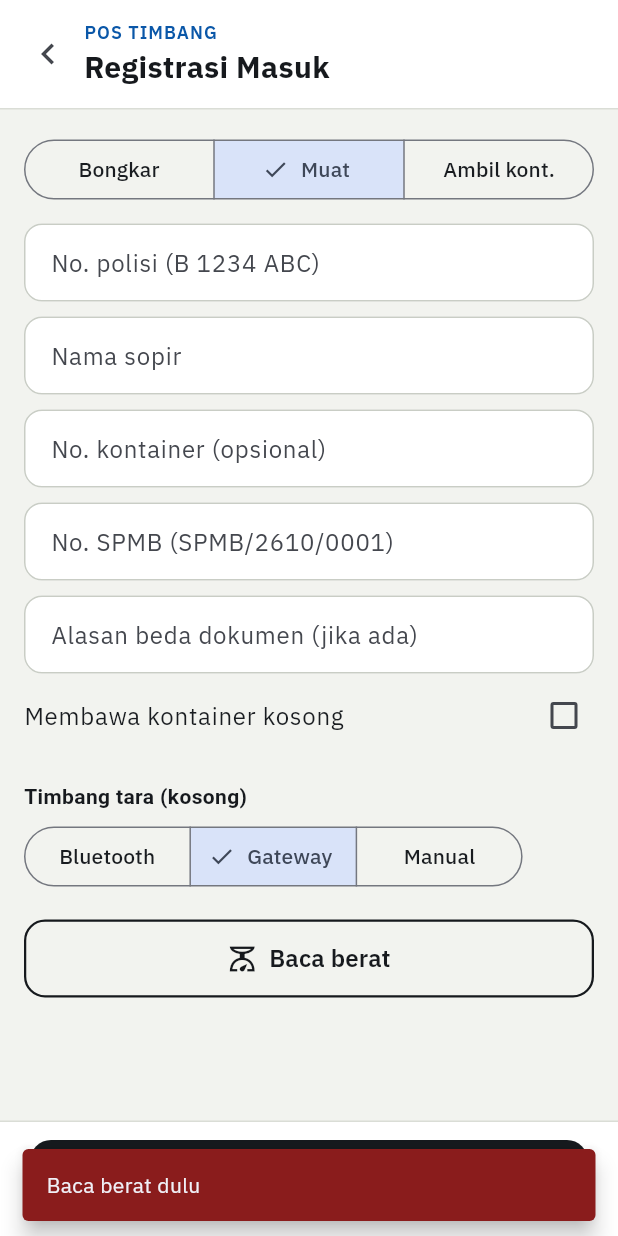
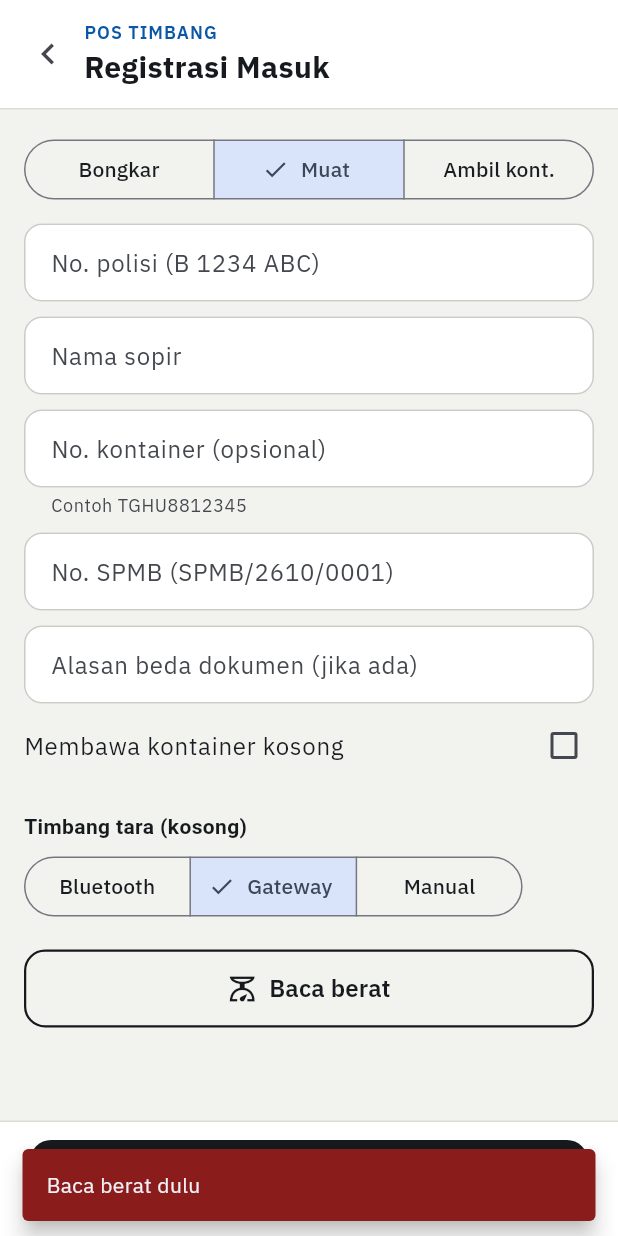
Before and after one commit to yohanesefendy74/atm, a Flutter app: the MasukScreen screen opened directly with empty values, after a tap on "Muat", after a tap on "Simpan & terbitkan tiket", on a phone screen of 412 x 824 dp. Run offline on Flutter 3.47's test engine with Material 3 defaults, Android fonts, the phone set to English and light mode, and no system bars; our stand-ins replace flutter_blue_plus, pdf, permission_handler, printing, shared_preferences; missing offline and left inert: mobile_scanner, print_bluetooth_thermal; accounts and stored records are empty; network calls fail.

Commit message:
Pos timbang: kontainer wajib untuk Bongkar; Ambil Kontainer pilih kontainer kosong dari yard
Co-Authored-By: Claude Opus 5.5 <noreply@anthropic.com>
Claude-Session: https://claude.ai/code/session_018v7vQh7b3r2WGZ1ti3hRct

```diff
--- a/app/lib/screens/pos_timbang.dart
+++ b/app/lib/screens/pos_timbang.dart
@@ -317,9 +317,28 @@ class _MasukScreenState extends State<MasukScreen> {
   final _plan = TextEditingController();
   final _alasan = TextEditingController();
   bool _kontBawaan = false;
+  List<Map<String, dynamic>> _yard = [];
+  String? _yardPilih; // kontainer kosong yang dipilih dari yard (Ambil Kontainer)
   Berat? _berat;
   bool _busy = false;
   String? _taraInfo;
+
+  @override
+  void initState() {
+    super.initState();
+    _loadYard();
+  }
+
+  Future<void> _loadYard() async {
+    try {
+      final r = await Api.get('/api/yard', {'whs': widget.whs}) as List;
+      if (mounted) {
+        setState(() => _yard = r.map((e) => Map<String, dynamic>.from(e as Map)).where((y) => y['kondisi'] == 'Kosong').toList());
+      }
+    } catch (_) {}
+  }
+
+  String? get _noKontainer => _kep == 'AmbilKontainer' ? _yardPilih : (_cont.text.trim().isEmpty ? null : _cont.text.trim().toUpperCase().replaceAll(' ', '').replaceAll('-', ''));
 
   Future<void> _cekTara() async {
     try {
@@ -330,6 +349,8 @@ class _MasukScreenState extends State<MasukScreen> {
   }
 
   Future<void> _kirim() async {
+    if (_kep == 'Bongkar' && _noKontainer == null) return showError(context, 'No. kontainer wajib diisi untuk Bongkar');
+    if (_kep == 'AmbilKontainer' && _yardPilih == null) return showError(context, 'Pilih kontainer kosong dari yard');
     if (_berat == null) return showError(context, 'Baca berat dulu');
     setState(() => _busy = true);
     try {
@@ -342,9 +363,9 @@ class _MasukScreenState extends State<MasukScreen> {
           'planNo': _kep == 'AmbilKontainer' ? null : _plan.text.trim(),
           'noPolisi': _plat.text,
           'sopir': _sopir.text,
-          'containerNo': _cont.text.trim().isEmpty ? null : _cont.text.trim(),
+          'containerNo': _noKontainer,
           'alasanBedaPlan': _alasan.text.trim().isEmpty ? null : _alasan.text.trim(),
-          'kontainerBawaan': _kontBawaan,
+          'kontainerBawaan': _kep == 'Muat' && _kontBawaan,
           'timbang': _berat!.toJson(),
         },
         butuhKode: _berat!.sumber == 'MANUAL',
@@ -358,6 +379,33 @@ class _MasukScreenState extends State<MasukScreen> {
     } finally {
       if (mounted) setState(() => _busy = false);
     }
+  }
+
+  /// Kontainer kosong di yard gudang ini: cari lalu pilih (tidak bisa ketik bebas).
+  Widget _yardField() {
+    if (_yard.isEmpty) return const Hint('Tidak ada kontainer kosong di yard gudang ini', color: C.outbound);
+    String label(Map<String, dynamic> y) => '${y['containerNo']} · ${y['posisi'] ?? ''}${y['dialokasikan'] != null ? ' · ${y['dialokasikan']}' : ''}';
+    return Autocomplete<Map<String, dynamic>>(
+      displayStringForOption: label,
+      optionsBuilder: (v) {
+        final q = v.text.trim().toUpperCase();
+        return _yard.where((y) => q.isEmpty || label(y).toUpperCase().contains(q));
+      },
+      onSelected: (y) => setState(() => _yardPilih = y['containerNo'].toString()),
+      fieldViewBuilder: (context, ctrl, focus, onSubmit) => TextField(
+        controller: ctrl,
+        focusNode: focus,
+        textCapitalization: TextCapitalization.characters,
+        decoration: InputDecoration(
+          labelText: 'Kontainer kosong di yard (wajib)',
+          helperText: _yardPilih == null ? 'Ketik untuk mencari, lalu pilih dari daftar' : 'Dipilih: $_yardPilih',
+          suffixIcon: const Icon(Icons.arrow_drop_down),
+        ),
+        onChanged: (_) {
+          if (_yardPilih != null) setState(() => _yardPilih = null);
+        },
+      ),
+    );
   }
 
   @override
@@ -375,6 +423,8 @@ class _MasukScreenState extends State<MasukScreen> {
               onSelectionChanged: (s) => setState(() {
                 _kep = s.first;
                 _berat = null;
+                _yardPilih = null;
+                _kontBawaan = false;
               }),
             ),
             const SizedBox(height: 12),
@@ -383,14 +433,21 @@ class _MasukScreenState extends State<MasukScreen> {
             const SizedBox(height: 10),
             TextField(controller: _sopir, textCapitalization: TextCapitalization.words, decoration: const InputDecoration(labelText: 'Nama sopir')),
             const SizedBox(height: 10),
-            TextField(controller: _cont, textCapitalization: TextCapitalization.characters, decoration: const InputDecoration(labelText: 'No. kontainer (opsional)')),
+            if (_kep == 'AmbilKontainer')
+              _yardField()
+            else
+              TextField(
+                controller: _cont,
+                textCapitalization: TextCapitalization.characters,
+                decoration: InputDecoration(labelText: _kep == 'Bongkar' ? 'No. kontainer (wajib)' : 'No. kontainer (opsional)', helperText: 'Contoh TGHU8812345'),
+              ),
             if (_kep != 'AmbilKontainer') ...[
               const SizedBox(height: 10),
               TextField(controller: _plan, textCapitalization: TextCapitalization.characters, decoration: InputDecoration(labelText: _kep == 'Bongkar' ? 'No. SPBB (SPBB/2610/0001)' : 'No. SPMB (SPMB/2610/0001)')),
               const SizedBox(height: 10),
               TextField(controller: _alasan, decoration: const InputDecoration(labelText: 'Alasan beda dokumen (jika ada)')),
             ],
-            if (!masukBruto) CheckboxListTile(contentPadding: EdgeInsets.zero, value: _kontBawaan, onChanged: (v) => setState(() => _kontBawaan = v ?? false), title: const Text('Membawa kontainer kosong')),
+            if (_kep == 'Muat') CheckboxListTile(contentPadding: EdgeInsets.zero, value: _kontBawaan, onChanged: (v) => setState(() => _kontBawaan = v ?? false), title: const Text('Membawa kontainer kosong')),
             const SizedBox(height: 16),
             FieldLabel(masukBruto ? 'Timbang bruto (bermuatan)' : 'Timbang tara (kosong)'),
             BeratField(whs: widget.whs, onChanged: (b) => setState(() => _berat = b)),
```
Also changed, not shown: 2 other files.
